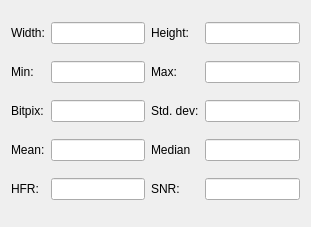
Qt form kstars/fitsviewer/statform.ui (KDE/kstars) before a commit.
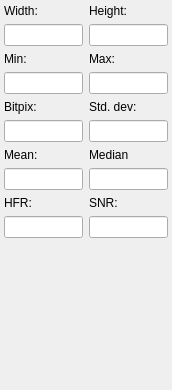
The same form after that commit.

Commit message:
Creating the FitsTools Panel and Histogram Fixes
Summary:
Creating the FitsTools Panel on the left side of the FITSViewer to contain the Histogram, the FITSHeader, and the Statistics.
In the future, this will be a good location for parameters for liveStacking and possibly a recent tab too.
Also fixed some bugs in the Histogram and made the histogram more responsive.

Reviewers: mutlaqja

Reviewed By: mutlaqja

Subscribers: yurchor, kde-edu

Tags: #kde_edu

```diff
--- a/kstars/fitsviewer/statform.ui
+++ b/kstars/fitsviewer/statform.ui
@@ -6,130 +6,162 @@
    <rect>
     <x>0</x>
     <y>0</y>
-    <width>311</width>
-    <height>227</height>
+    <width>172</width>
+    <height>390</height>
    </rect>
   </property>
   <property name="windowTitle">
    <string>Statistics</string>
   </property>
   <layout class="QGridLayout" name="gridLayout">
-   <item row="0" column="0">
+   <property name="leftMargin">
+    <number>4</number>
+   </property>
+   <property name="topMargin">
+    <number>4</number>
+   </property>
+   <property name="rightMargin">
+    <number>4</number>
+   </property>
+   <property name="bottomMargin">
+    <number>4</number>
+   </property>
+   <property name="verticalSpacing">
+    <number>-1</number>
+   </property>
+   <item row="4" column="3">
+    <widget class="QLabel" name="stdDevLabel">
+     <property name="toolTip">
+      <string>Standard Deviation</string>
+     </property>
+     <property name="text">
+      <string>Std. dev:</string>
+     </property>
+    </widget>
+   </item>
+   <item row="0" column="3">
+    <widget class="QLabel" name="heightLabel">
+     <property name="text">
+      <string>Height:</string>
+     </property>
+    </widget>
+   </item>
+   <item row="4" column="1">
+    <widget class="QLabel" name="bitPixLabel">
+     <property name="text">
+      <string>Bitpix:</string>
+     </property>
+    </widget>
+   </item>
+   <item row="0" column="1">
     <widget class="QLabel" name="widthLabel">
      <property name="text">
       <string>Width:</string>
      </property>
     </widget>
    </item>
-   <item row="0" column="1">
+   <item row="7" column="1">
+    <widget class="QLineEdit" name="meanOUT">
+     <property name="readOnly">
+      <bool>true</bool>
+     </property>
+    </widget>
+   </item>
+   <item row="7" column="3">
+    <widget class="QLineEdit" name="medianOUT">
+     <property name="readOnly">
+      <bool>true</bool>
+     </property>
+    </widget>
+   </item>
+   <item row="9" column="1">
+    <widget class="QLineEdit" name="HFROUT">
+     <property name="readOnly">
+      <bool>true</bool>
+     </property>
+    </widget>
+   </item>
+   <item row="9" column="3">
+    <widget class="QLineEdit" name="SNROUT">
+     <property name="text">
+      <string comment="Half Flux Radius"/>
+     </property>
+     <property name="readOnly">
+      <bool>true</bool>
+     </property>
+    </widget>
+   </item>
+   <item row="5" column="3">
+    <widget class="QLineEdit" name="stddevOUT">
+     <property name="readOnly">
+      <bool>true</bool>
+     </property>
+    </widget>
+   </item>
+   <item row="1" column="1">
     <widget class="QLineEdit" name="widthOUT">
      <property name="readOnly">
       <bool>true</bool>
      </property>
     </widget>
    </item>
-   <item row="0" column="2">
-    <widget class="QLabel" name="heightLabel">
-     <property name="text">
-      <string>Height:</string>
-     </property>
-    </widget>
-   </item>
-   <item row="0" column="3">
+   <item row="1" column="3">
     <widget class="QLineEdit" name="heightOUT">
      <property name="readOnly">
       <bool>true</bool>
      </property>
     </widget>
    </item>
-   <item row="1" column="0">
-    <widget class="QLabel" name="minLabel">
-     <property name="text">
-      <string>Min:</string>
-     </property>
-    </widget>
-   </item>
-   <item row="1" column="1">
+   <item row="3" column="1">
     <widget class="QLineEdit" name="minOUT">
      <property name="readOnly">
       <bool>true</bool>
      </property>
     </widget>
    </item>
-   <item row="1" column="2">
-    <widget class="QLabel" name="maxLabel">
-     <property name="text">
-      <string>Max:</string>
-     </property>
-    </widget>
-   </item>
-   <item row="1" column="3">
+   <item row="3" column="3">
     <widget class="QLineEdit" name="maxOUT">
      <property name="readOnly">
       <bool>true</bool>
      </property>
     </widget>
    </item>
-   <item row="2" column="0">
-    <widget class="QLabel" name="bitPixLabel">
-     <property name="text">
-      <string>Bitpix:</string>
-     </property>
-    </widget>
-   </item>
-   <item row="2" column="1">
+   <item row="5" column="1">
     <widget class="QLineEdit" name="bitpixOUT">
      <property name="readOnly">
       <bool>true</bool>
      </property>
     </widget>
    </item>
-   <item row="2" column="2">
-    <widget class="QLabel" name="stdDevLabel">
-     <property name="toolTip">
-      <string>Standard Deviation</string>
-     </property>
+   <item row="2" column="1">
+    <widget class="QLabel" name="minLabel">
      <property name="text">
-      <string>Std. dev:</string>
+      <string>Min:</string>
      </property>
     </widget>
    </item>
-   <item row="2" column="3">
-    <widget class="QLineEdit" name="stddevOUT">
-     <property name="readOnly">
-      <bool>true</bool>
-     </property>
-    </widget>
-   </item>
-   <item row="3" column="0">
+   <item row="6" column="1">
     <widget class="QLabel" name="meanLabel">
      <property name="text">
       <string>Mean:</string>
      </property>
     </widget>
    </item>
-   <item row="3" column="1">
-    <widget class="QLineEdit" name="meanOUT">
-     <property name="readOnly">
-      <bool>true</bool>
+   <item row="2" column="3">
+    <widget class="QLabel" name="maxLabel">
+     <property name="text">
+      <string>Max:</string>
      </property>
     </widget>
    </item>
-   <item row="3" column="2">
+   <item row="6" column="3">
     <widget class="QLabel" name="meanLabel_2">
      <property name="text">
       <string>Median</string>
      </property>
     </widget>
    </item>
-   <item row="3" column="3">
-    <widget class="QLineEdit" name="medianOUT">
-     <property name="readOnly">
-      <bool>true</bool>
-     </property>
-    </widget>
-   </item>
-   <item row="4" column="0">
+   <item row="8" column="1">
     <widget class="QLabel" name="HFRLabel">
      <property name="toolTip">
       <string>Half-Flux Radius</string>
@@ -139,14 +171,7 @@
      </property>
     </widget>
    </item>
-   <item row="4" column="1">
-    <widget class="QLineEdit" name="HFROUT">
-     <property name="readOnly">
-      <bool>true</bool>
-     </property>
-    </widget>
-   </item>
-   <item row="4" column="2">
+   <item row="8" column="3">
     <widget class="QLabel" name="HFRLabel_2">
      <property name="toolTip">
       <string>Signal to Noise Ratio</string>
@@ -156,15 +181,18 @@
      </property>
     </widget>
    </item>
-   <item row="4" column="3">
-    <widget class="QLineEdit" name="SNROUT">
-     <property name="text">
-      <string comment="Half Flux Radius"/>
+   <item row="10" column="1">
+    <spacer name="verticalSpacer">
+     <property name="orientation">
+      <enum>Qt::Vertical</enum>
      </property>
-     <property name="readOnly">
-      <bool>true</bool>
+     <property name="sizeHint" stdset="0">
+      <size>
+       <width>20</width>
+       <height>40</height>
+      </size>
      </property>
-    </widget>
+    </spacer>
    </item>
   </layout>
  </widget>
```
The commit also changes 6 other files.
